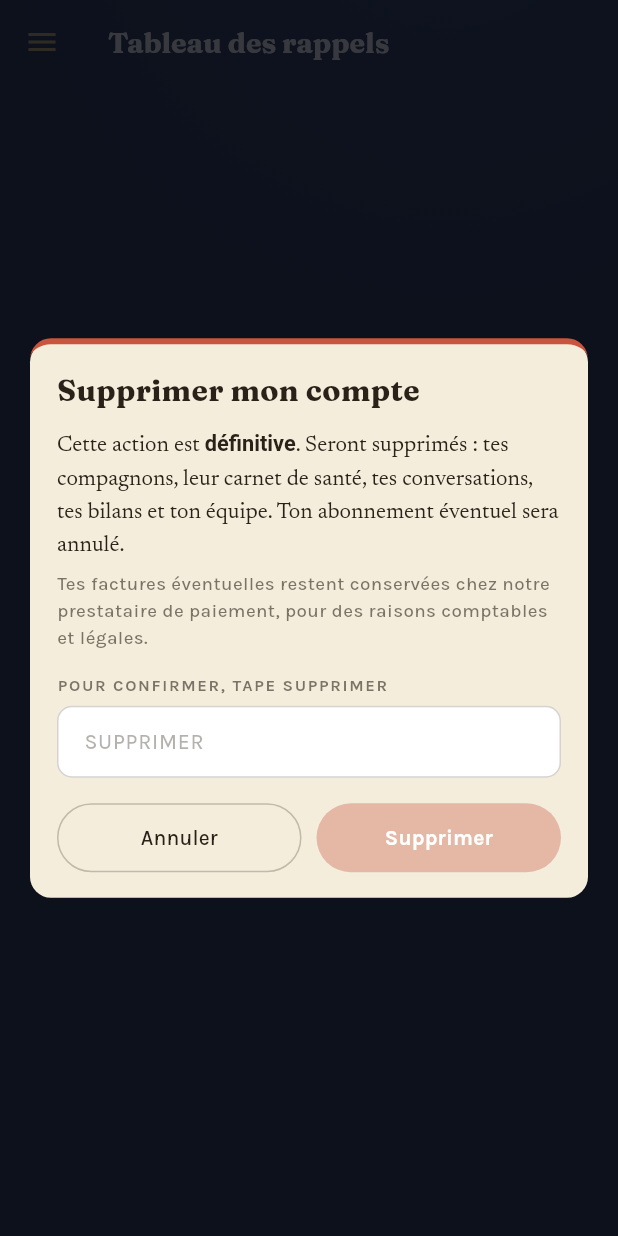
After one commit to anakin-prod/Tyto-app-flutter, a Flutter app: the TableauScreen screen opened directly, in the side drawer, after a tap on "Supprimer mon compte", on a phone screen of 412 x 824 dp. The commit adds this screen. Run offline on Flutter 3.47's test engine with Material 3 defaults, Android fonts, the phone set to English and light mode, and no system bars; our stand-ins replace flutter_local_notifications, flutter_svg, google_fonts, image_picker, in_app_review, pdf and 5 more; accounts and stored records are empty; network calls fail.

Commit message:
Add files via upload

```diff
--- /dev/null
+++ b/lib/widgets/delete_account_dialog.dart
@@ -0,0 +1,173 @@
+import 'package:flutter/material.dart';
+import '../theme/colors.dart';
+import '../theme/typography.dart';
+import '../services/account_service.dart';
+
+/// La confirmation de suppression de compte. Une suppression est
+/// définitive : il faut taper le mot SUPPRIMER pour la débloquer, comme
+/// sur le site.
+class DeleteAccountDialog extends StatefulWidget {
+  const DeleteAccountDialog({super.key});
+
+  /// Renvoie true si le compte a été supprimé.
+  static Future<bool?> afficher(BuildContext context) {
+    return showDialog<bool>(
+      context: context,
+      barrierDismissible: false,
+      barrierColor: const Color(0xCC0A0E18),
+      builder: (_) => const DeleteAccountDialog(),
+    );
+  }
+
+  @override
+  State<DeleteAccountDialog> createState() => _DeleteAccountDialogState();
+}
+
+class _DeleteAccountDialogState extends State<DeleteAccountDialog> {
+  final _controller = TextEditingController();
+  bool _envoi = false;
+  String? _erreur;
+
+  bool get _confirme => _controller.text.trim().toUpperCase() == 'SUPPRIMER';
+
+  @override
+  void dispose() {
+    _controller.dispose();
+    super.dispose();
+  }
+
+  Future<void> _supprimer() async {
+    if (!_confirme || _envoi) return;
+    setState(() {
+      _envoi = true;
+      _erreur = null;
+    });
+    final ok = await AccountService.supprimerCompte();
+    if (!mounted) return;
+    if (ok) {
+      Navigator.pop(context, true);
+    } else {
+      setState(() {
+        _envoi = false;
+        _erreur = "La suppression n'a pas abouti. Rien n'a été supprimé : "
+            'tu peux réessayer, ou nous écrire à contact.surnia@gmail.com.';
+      });
+    }
+  }
+
+  @override
+  Widget build(BuildContext context) {
+    return Dialog(
+      backgroundColor: Colors.transparent,
+      insetPadding: const EdgeInsets.all(20),
+      child: SingleChildScrollView(
+        child: Container(
+          constraints: const BoxConstraints(maxWidth: 440),
+          decoration: const BoxDecoration(
+            color: TytoColors.papier,
+            borderRadius: BorderRadius.all(Radius.circular(14)),
+            border: Border(top: BorderSide(color: TytoColors.urgence, width: 4)),
+          ),
+          padding: const EdgeInsets.fromLTRB(18, 16, 18, 16),
+          child: Column(
+            mainAxisSize: MainAxisSize.min,
+            crossAxisAlignment: CrossAxisAlignment.start,
+            children: [
+              Text('Supprimer mon compte', style: TytoText.display(size: 20, color: TytoColors.encre)),
+              const SizedBox(height: 8),
+              RichText(
+                text: TextSpan(
+                  style: TytoText.body(size: 14.5, color: TytoColors.encre).copyWith(height: 1.55),
+                  children: const [
+                    TextSpan(text: 'Cette action est '),
+                    TextSpan(text: 'définitive', style: TextStyle(fontWeight: FontWeight.w700)),
+                    TextSpan(
+                      text: '. Seront supprimés : tes compagnons, leur carnet de santé, tes '
+                          'conversations, tes bilans et ton équipe. Ton abonnement éventuel '
+                          'sera annulé.',
+                    ),
+                  ],
+                ),
+              ),
+              const SizedBox(height: 8),
+              Text(
+                'Tes factures éventuelles restent conservées chez notre prestataire de '
+                'paiement, pour des raisons comptables et légales.',
+                style: TytoText.ui(size: 12.5, color: TytoColors.encre.withOpacity(0.6)).copyWith(height: 1.45),
+              ),
+              const SizedBox(height: 14),
+              Text(
+                'POUR CONFIRMER, TAPE SUPPRIMER',
+                style: TytoText.ui(size: 11, weight: FontWeight.w700, color: TytoColors.encre.withOpacity(0.6))
+                    .copyWith(letterSpacing: 1.1),
+              ),
+              const SizedBox(height: 6),
+              TextField(
+                controller: _controller,
+                enabled: !_envoi,
+                autocorrect: false,
+                textCapitalization: TextCapitalization.characters,
+                style: TytoText.ui(color: TytoColors.encre),
+                onChanged: (_) => setState(() {}),
+                decoration: InputDecoration(
+                  hintText: 'SUPPRIMER',
+                  hintStyle: TytoText.ui(color: TytoColors.encre.withOpacity(0.35)),
+                  filled: true,
+                  fillColor: Colors.white,
+                  contentPadding: const EdgeInsets.symmetric(horizontal: 14, vertical: 13),
+                  border: OutlineInputBorder(
+                    borderRadius: BorderRadius.circular(10),
+                    borderSide: BorderSide(color: TytoColors.encre.withOpacity(0.2)),
+                  ),
+                  enabledBorder: OutlineInputBorder(
+                    borderRadius: BorderRadius.circular(10),
+                    borderSide: BorderSide(color: TytoColors.encre.withOpacity(0.2)),
+                  ),
+                ),
+              ),
+              if (_erreur != null) ...[
+                const SizedBox(height: 10),
+                Text(_erreur!, style: TytoText.ui(size: 13, color: TytoColors.urgence).copyWith(height: 1.45)),
+              ],
+              const SizedBox(height: 16),
+              Row(
+                children: [
+                  Expanded(
+                    child: OutlinedButton(
+                      onPressed: _envoi ? null : () => Navigator.pop(context, false),
+                      style: OutlinedButton.styleFrom(
+                        side: BorderSide(color: TytoColors.encre.withOpacity(0.25)),
+                        padding: const EdgeInsets.symmetric(vertical: 13),
+                        shape: RoundedRectangleBorder(borderRadius: BorderRadius.circular(999)),
+                      ),
+                      child: Text('Annuler', style: TytoText.ui(size: 14, color: TytoColors.encre)),
+                    ),
+                  ),
+                  const SizedBox(width: 10),
+                  Expanded(
+                    child: ElevatedButton(
+                      onPressed: (_confirme && !_envoi) ? _supprimer : null,
+                      style: ElevatedButton.styleFrom(
+                        backgroundColor: TytoColors.urgence,
+                        disabledBackgroundColor: TytoColors.urgence.withOpacity(0.35),
+                        padding: const EdgeInsets.symmetric(vertical: 13),
+                        shape: RoundedRectangleBorder(borderRadius: BorderRadius.circular(999)),
+                      ),
+                      child: _envoi
+                          ? const SizedBox(
+                              height: 18, width: 18,
+                              child: CircularProgressIndicator(strokeWidth: 2, color: Colors.white),
+                            )
+                          : Text('Supprimer',
+                              style: TytoText.ui(size: 14, weight: FontWeight.w700, color: Colors.white)),
+                    ),
+                  ),
+                ],
+              ),
+            ],
+          ),
+        ),
+      ),
+    );
+  }
+}
--- a/lib/widgets/tyto_drawer.dart
+++ b/lib/widgets/tyto_drawer.dart
@@ -4,6 +4,7 @@ import '../theme/typography.dart';
 import '../services/auth_service.dart';
 import '../services/billing_service.dart';
 import '../services/legal_service.dart';
+import 'delete_account_dialog.dart';
 import '../screens/login_screen.dart';
 import '../screens/team_screen.dart';
 import 'tyto_icons.dart';
@@ -240,6 +241,19 @@ class _TytoDrawerState extends State<TytoDrawer> with SingleTickerProviderStateM
                               onTap: () {
                                 Navigator.pop(context);
                                 Navigator.push(context, MaterialPageRoute(builder: (_) => const LoginScreen()));
+                              },
+                            ),
+                          // Exigé par Apple et Google : un compte créé dans l'app doit
+                          // pouvoir être supprimé depuis l'app.
+                          if (signedIn)
+                            _buildAction(
+                              icon: Icons.delete_outline_rounded,
+                              rang: 11,
+                              label: 'Supprimer mon compte',
+                              sub: 'Effacer définitivement mes données',
+                              onTap: () {
+                                Navigator.pop(context);
+                                DeleteAccountDialog.afficher(context);
                               },
                             ),
                           if (subscribed) _apparition(rang: 10, enfant: _buildBadge()),
```
Also changed, not shown: lib/screens/chat_screen.dart (+22 -0 lines), lib/services/account_service.dart (added, +38 -0 lines), lib/services/notification_service.dart (+8 -0 lines).
